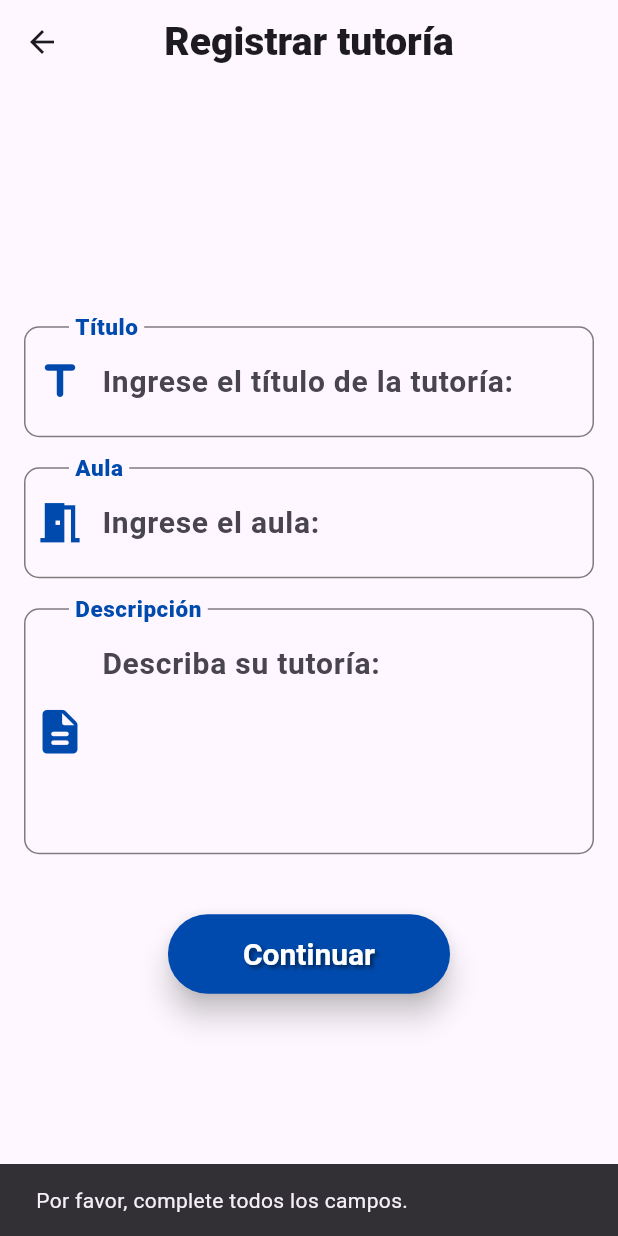
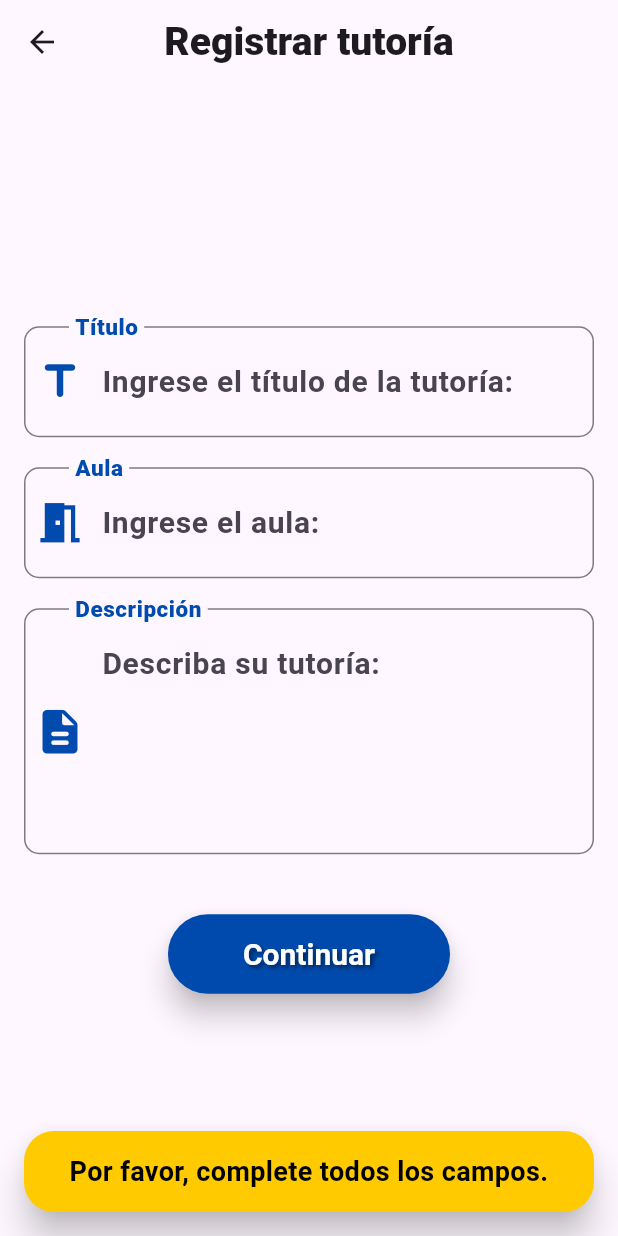
Before and after one commit to samuj02/TutorMeUp_modular, a Flutter app: the RegistrarTutoria screen opened by its route, after a tap on "Continuar", on a phone screen of 412 x 824 dp. Run offline on Flutter 3.47's test engine with Material 3 defaults, Android fonts, the phone set to English and light mode, and no system bars; our stand-ins replace cached_network_image, cloud_firestore, firebase_auth, firebase_core, firebase_storage, google_maps_flutter and 2 more; accounts and stored records are empty; Roboto replaces fonts that are missing (SF-Pro-Rounded, SF-Pro-Text).

Commit message:
Campos validados de loggin, register y tutoria

```diff
--- a/lib/screens/customTextField.dart
+++ b/lib/screens/customTextField.dart
@@ -10,6 +10,7 @@ TextField buildCustomTextField({
   void Function()? onIconPressed,
   int? maxLines,
   int? minLines,
+  Color? colorTheme,
 }) {
   return TextField(
     controller: controller,
@@ -23,7 +24,7 @@ TextField buildCustomTextField({
           fontFamily: 'SF-Pro-Text',
           fontSize: 20.0,
           fontWeight: FontWeight.w900,
-          color: Color(0xFF004AAD)),
+          color: colorTheme),
       hintText: hintText,
       filled: true,
       fillColor: Colors.transparent,
@@ -31,7 +32,7 @@ TextField buildCustomTextField({
           ? Icon(
               prefixIcon,
               size: 35.0,
-              color: Color(0xFF004AAD),
+              color: colorTheme,
             )
           : null,
       suffixIcon: onIconPressed != null
@@ -42,7 +43,7 @@ TextField buildCustomTextField({
                     ? Icons.visibility_rounded
                     : Icons.visibility_off_rounded,
                 size: 35,
-                color: Color(0xFF004AAD),
+                color: colorTheme,
               ),
               onPressed: onIconPressed,
             )
--- a/lib/screens/inicioApp.dart
+++ b/lib/screens/inicioApp.dart
@@ -77,8 +77,7 @@ class InicioApp extends StatelessWidget {
                   context, 'Mis Tutorias', Icons.book, Color(0xFF004BAD), () {
                 Navigator.push(
                   context,
-                  MaterialPageRoute(
-                      builder: (context) => InterfazMyTutorias(userId)),
+                  MaterialPageRoute(builder: (context) => InterfazMyTutorias()),
                 );
               }),
               _buildGridButton(context, 'Mapa', Icons.map, Color(0xFF004BAD),
--- a/lib/screens/interfazAddChooseMateria.dart
+++ b/lib/screens/interfazAddChooseMateria.dart
@@ -105,8 +105,7 @@ class _AddChooseMateriaState extends State<AddChooseMateria> {
       Navigator.pop(context);
       Navigator.pushReplacement(
         context,
-        MaterialPageRoute(
-            builder: (context) => InterfazMyTutorias(datosTutoria['user_id'])),
+        MaterialPageRoute(builder: (context) => InterfazMyTutorias()),
       );
     } catch (e) {
       print("Error al registrar la tutoría: $e");
--- a/lib/screens/interfazMyTutorias.dart
+++ b/lib/screens/interfazMyTutorias.dart
@@ -4,9 +4,7 @@ import 'package:modular2/screens/InterfazRegistrarTutoria.dart';
 import 'package:modular2/services/storage_service.dart';
 
 class InterfazMyTutorias extends StatefulWidget {
-  final String? userId; // Cambié a String para usar IDs de Firestore
-
-  InterfazMyTutorias([this.userId]);
+  InterfazMyTutorias();
 
   @override
   _InterfazMyTutoriasState createState() => _InterfazMyTutoriasState();
@@ -161,7 +159,7 @@ class _InterfazMyTutoriasState extends State<InterfazMyTutorias> {
     Navigator.push(
       context,
       MaterialPageRoute(
-        builder: (context) => RegistrarTutoria(widget.userId),
+        builder: (context) => RegistrarTutoria(),
       ),
     );
   }
--- a/lib/screens/interfazRegistrarTutoria.dart
+++ b/lib/screens/interfazRegistrarTutoria.dart
@@ -5,9 +5,7 @@ import 'package:modular2/screens/interfazAddChooseMateria.dart';
 import 'package:modular2/services/storage_service.dart';
 
 class RegistrarTutoria extends StatefulWidget {
-  final String?
-      userId; // Cambié int? a String? porque los IDs en Firestore suelen ser cadenas
-  RegistrarTutoria([this.userId]);
+  RegistrarTutoria();
 
   @override
   _RegistrarTutoriaState createState() => _RegistrarTutoriaState();
@@ -24,7 +22,24 @@ class _RegistrarTutoriaState extends State<RegistrarTutoria> {
         _descripcionController.text.isEmpty) {
       ScaffoldMessenger.of(context).showSnackBar(
         SnackBar(
-          content: Text('Por favor, complete todos los campos.'),
+          content: Text(
+            'Por favor, complete todos los campos.',
+            style: TextStyle(
+              color: Colors.black, // Color del texto
+              fontSize: 18.0, // Tamaño del texto
+              fontWeight: FontWeight.w700, // Grosor del texto
+              fontFamily: 'SF-Pro-Rounded', // Fuente personalizada
+            ),
+            textAlign: TextAlign.center,
+          ),
+          backgroundColor: Color(0xFFFFCA00), // Color de fondo de la SnackBar
+          shape: RoundedRectangleBorder(
+            borderRadius: BorderRadius.circular(20), // Bordes redondeados
+          ),
+          elevation: 10, // Sombra para darle un efecto de profundidad
+          margin: EdgeInsets.all(16.0), // Espaciado alrededor de la SnackBar
+          behavior:
+              SnackBarBehavior.floating, // Hace que la SnackBar esté flotante
         ),
       );
     } else {
@@ -80,7 +95,7 @@ class _RegistrarTutoriaState extends State<RegistrarTutoria> {
                       hintText: 'Ingrese el título de la tutoría:',
                       keyboardType: TextInputType.name,
                       prefixIcon: Icons.title_rounded,
-                  ),
+                      colorTheme: Color(0xFF004BAD)),
                   SizedBox(height: 20),
                   buildCustomTextField(
                       controller: _aulaController,
@@ -88,7 +103,7 @@ class _RegistrarTutoriaState extends State<RegistrarTutoria> {
                       hintText: 'Ingrese el aula:',
                       keyboardType: TextInputType.name,
                       prefixIcon: Icons.meeting_room,
-                  ),
+                      colorTheme: Color(0xFF004BAD)),
                   SizedBox(height: 20),
                   buildCustomTextField(
                       controller: _descripcionController,
@@ -98,7 +113,7 @@ class _RegistrarTutoriaState extends State<RegistrarTutoria> {
                       maxLines: null,
                       minLines: 4,
                       prefixIcon: Icons.description_rounded,
-                  ),
+                      colorTheme: Color(0xFF004BAD)),
                   SizedBox(height: 40),
                   ElevatedButton(
                     onPressed: _continuarRegistro,
```
Also changed, not shown: lib/screens/interfazInicioSesion.dart (+49 -3 lines), lib/screens/interfazRegistrarse.dart (+56 -14 lines), lib/services/validaciones.dart (added, +16 -0 lines). Lines whose indentation alone changed are shown as unchanged.
